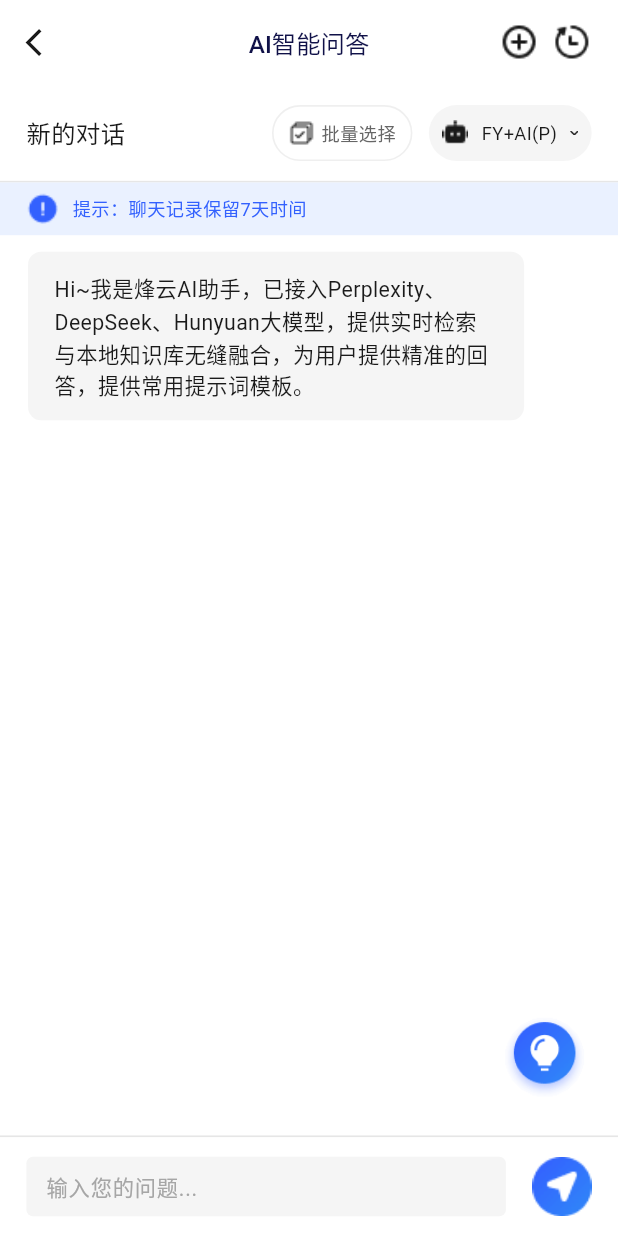
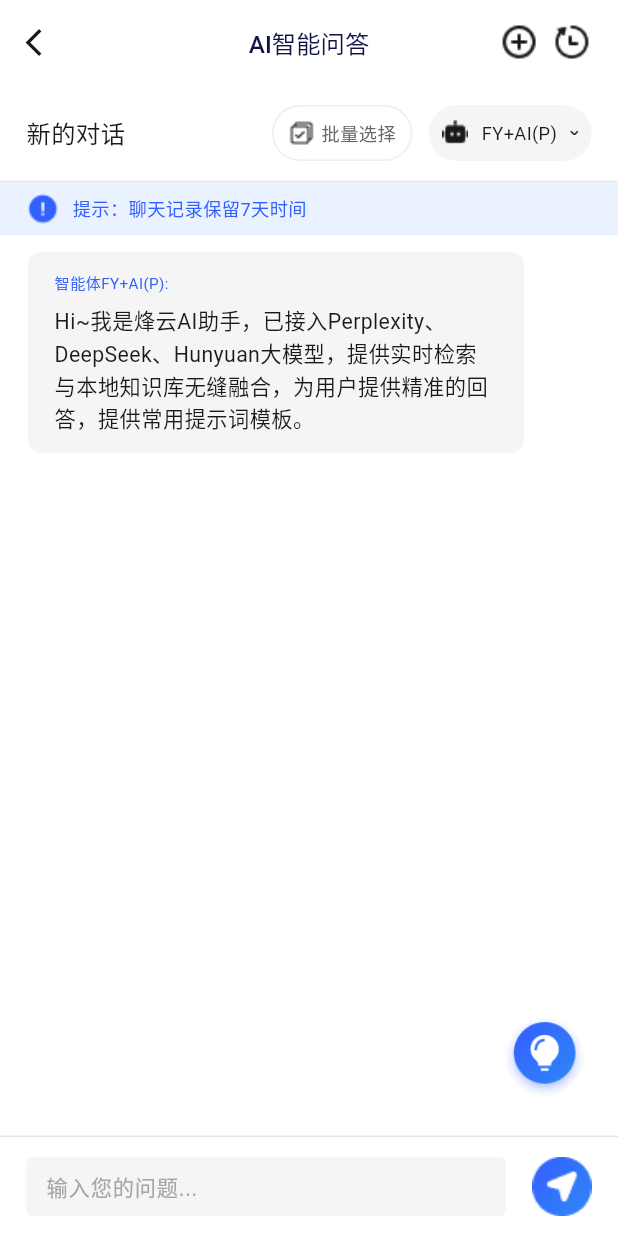
Before and after one commit to shen0909/FY_app, a Flutter app: the AiQusPage screen opened by its route, on a phone screen of 412 x 824 dp. Run offline on Flutter 3.47's test engine with Material 3 defaults, Android fonts, the light colour scheme and no system bars; drawn by our look-alikes of flutter_markdown; our stand-ins replace cached_network_image, dio, fl_chart, flutter_local_notifications, flutter_screenutil, get and 8 more; missing offline and left inert: flutter_archive, local_auth_android, side_sheet, version; accounts and stored records are empty; generated files the repository leaves out were written again; network calls fail; Roboto replaces fonts that are missing (AlibabaPuHuiTi).

Commit message:
feature: AI 返回新增标题

```diff
--- a/lib/pages/ai_qus/ai_qus_view.dart
+++ b/lib/pages/ai_qus/ai_qus_view.dart
@@ -182,6 +182,8 @@ class AiQusPage extends StatelessWidget {
                         content: message['content']?.toString() ?? '',
                         isUser: isUser,
                         isStreaming: isStreaming,
+                        isShowName: !isUser,
+                        title: '智能体FY+AI(${state.selectedModel.value.substring(0, 1)})',
                       )
                     : Container(
                         padding: EdgeInsets.all(12.w),
--- a/lib/widgets/markdown_message_widget.dart
+++ b/lib/widgets/markdown_message_widget.dart
@@ -1,19 +1,24 @@
 import 'package:flutter/material.dart';
 import 'package:flutter_markdown/flutter_markdown.dart';
 import 'package:flutter_screenutil/flutter_screenutil.dart';
+import 'package:safe_app/styles/colors.dart';
 import 'package:url_launcher/url_launcher.dart';
 
 /// Markdown消息渲染组件
 class MarkdownMessageWidget extends StatelessWidget {
   final String content;
+  final String title;
   final bool isUser;
   final bool isStreaming;
+  final bool isShowName; //是否展示智能体名称
 
   const MarkdownMessageWidget({
     Key? key,
     required this.content,
+    required this.title,
     required this.isUser,
     this.isStreaming = false,
+    required this.isShowName
   }) : super(key: key);
 
   @override
@@ -56,6 +61,11 @@ class MarkdownMessageWidget extends StatelessWidget {
       child: Column(
         crossAxisAlignment: CrossAxisAlignment.start,
         children: [
+          if(isShowName)
+            Padding(
+              padding: EdgeInsets.only(bottom: 6.w),
+              child: Text('${title}: ',style: TextStyle(fontSize: 10.sp,color: FYColors.color_3361FE,fontWeight: FontWeight.w400)),
+            ),
           MarkdownBody(
             data: content,
             fitContent: true,
```
